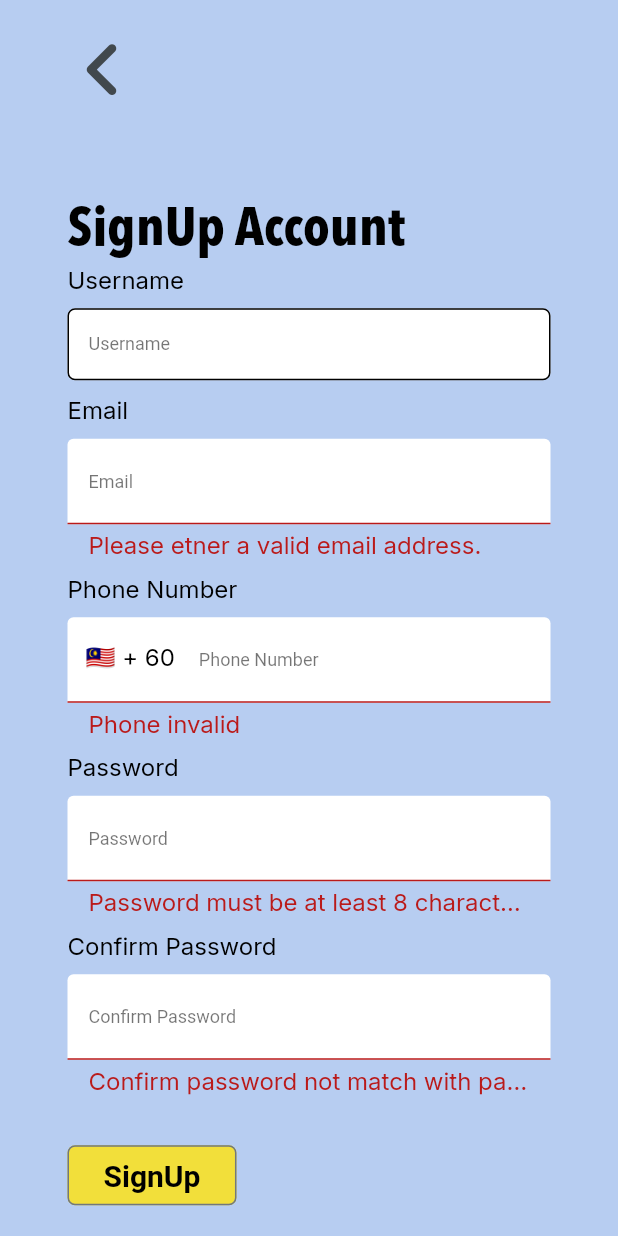
After one commit to jokerJun00/paymentReminderApp, a Flutter app: the SignUpScreen screen opened by its route, after a tap on "SignUp", on a phone screen of 412 x 824 dp. The commit adds this screen. Run offline on Flutter 3.47's test engine with Material 2 defaults, Android fonts, the phone set to English and light mode, and no system bars; our stand-ins replace country_picker, firebase_auth, firebase_core, font_awesome_flutter, google_fonts; accounts and stored records are empty.

Commit message:
setup firebase connection, created login and signup page

```diff
--- /dev/null
+++ b/lib/Screens/SignUpScreen.dart
@@ -0,0 +1,247 @@
+import 'package:country_picker/country_picker.dart';
+import 'package:flutter/material.dart';
+import 'package:font_awesome_flutter/font_awesome_flutter.dart';
+import 'package:firebase_auth/firebase_auth.dart';
+
+final _firebase = FirebaseAuth.instance;
+
+class SignUpScreen extends StatefulWidget {
+  const SignUpScreen({super.key});
+
+  @override
+  State<SignUpScreen> createState() => _SignUpScreenState();
+}
+
+class _SignUpScreenState extends State<SignUpScreen> {
+  final _signupForm = GlobalKey<FormState>();
+
+  var _username = '';
+  var _email = '';
+  var _phoneNumber = '';
+  var _password = '';
+  var _confirmPassword = '';
+
+  Country _country = Country(
+      phoneCode: "60",
+      countryCode: "MY",
+      e164Sc: 0,
+      geographic: true,
+      level: 1,
+      name: "Malaysia",
+      example: "Malaysia",
+      displayName: "Malaysia",
+      displayNameNoCountryCode: "Malaysia",
+      e164Key: "");
+
+  final TextEditingController _phoneController = TextEditingController();
+  final TextEditingController _passwordController = TextEditingController();
+  final TextEditingController _confirmPasswordController =
+      TextEditingController();
+
+  void _signup() {
+    // validate user input
+    final isValid = _signupForm.currentState!.validate();
+
+    if (isValid) {
+      _signupForm.currentState!.save();
+      // print(_email);
+      // print(_password);
+    }
+  }
+
+  void _selectCountry() {
+    showCountryPicker(
+      context: context,
+      countryListTheme: const CountryListThemeData(bottomSheetHeight: 550),
+      onSelect: (value) {
+        setState(
+          () {
+            _country = value;
+          },
+        );
+      },
+    );
+  }
+
+  @override
+  Widget build(BuildContext context) {
+    return Scaffold(
+      body: Center(
+        child: SingleChildScrollView(
+          child: Padding(
+            padding: const EdgeInsets.only(
+              left: 45,
+              right: 45,
+            ),
+            child: Column(
+              mainAxisAlignment: MainAxisAlignment.center,
+              crossAxisAlignment: CrossAxisAlignment.start,
+              children: [
+                IconButton(
+                  icon: const FaIcon(FontAwesomeIcons.angleLeft, size: 45),
+                  onPressed: () => Navigator.pop(context),
+                ),
+                const SizedBox(height: 50),
+                Text(
+                  'SignUp Account',
+                  style: Theme.of(context).textTheme.titleLarge,
+                ),
+                Form(
+                  key: _signupForm,
+                  child: Column(
+                    mainAxisSize: MainAxisSize.min,
+                    crossAxisAlignment: CrossAxisAlignment.start,
+                    children: [
+                      Text(
+                        'Username',
+                        style: Theme.of(context).textTheme.bodySmall,
+                      ),
+                      const SizedBox(height: 10),
+                      TextFormField(
+                        decoration:
+                            const InputDecoration(labelText: 'Username'),
+                        keyboardType: TextInputType.name,
+                        autocorrect: false,
+                        textCapitalization: TextCapitalization.none,
+                        onSaved: (value) {
+                          _username = value!;
+                        },
+                      ),
+                      const SizedBox(height: 10),
+                      Text(
+                        'Email',
+                        style: Theme.of(context).textTheme.bodySmall,
+                      ),
+                      const SizedBox(height: 10),
+                      TextFormField(
+                        decoration: const InputDecoration(labelText: 'Email'),
+                        keyboardType: TextInputType.emailAddress,
+                        autocorrect: false,
+                        textCapitalization: TextCapitalization.none,
+                        validator: (value) {
+                          if (value == null ||
+                              value.trim().isEmpty ||
+                              !value.contains('@')) {
+                            return 'Please etner a valid email address.';
+                          }
+                          return null;
+                        },
+                        onSaved: (value) {
+                          _email = value!;
+                        },
+                      ),
+                      const SizedBox(height: 10),
+                      Text(
+                        'Phone Number',
+                        style: Theme.of(context).textTheme.bodySmall,
+                      ),
+                      const SizedBox(height: 10),
+                      TextFormField(
+                        decoration: InputDecoration(
+                          labelText: 'Phone Number',
+                          prefixIcon: Container(
+                            padding: const EdgeInsets.all(12),
+                            child: InkWell(
+                              onTap: _selectCountry,
+                              child: Text(
+                                "${_country.flagEmoji} + ${_country.phoneCode}",
+                                style: Theme.of(context).textTheme.bodySmall,
+                              ),
+                            ),
+                          ),
+                          suffixIcon: _phoneController.text.length > 9
+                              ? Container(
+                                  margin: const EdgeInsets.all(10),
+                                  decoration: const BoxDecoration(
+                                      shape: BoxShape.circle,
+                                      color: Colors.lightGreen),
+                                  child: const Icon(
+                                    Icons.done,
+                                    color: Colors.white,
+                                    size: 20,
+                                  ),
+                                )
+                              : null,
+                        ),
+                        keyboardType: TextInputType.phone,
+                        autocorrect: false,
+                        onChanged: (value) {
+                          setState(() {
+                            _phoneController.text = value;
+                          });
+                        },
+                        validator: (value) {
+                          if (value == null ||
+                              value.trim().isEmpty ||
+                              value.trim().length < 9) {
+                            return 'Phone invalid';
+                          }
+                          return null;
+                        },
+                        onSaved: (value) {
+                          _phoneNumber = value!;
+                        },
+                      ),
+                      const SizedBox(height: 10),
+                      Text(
+                        'Password',
+                        style: Theme.of(context).textTheme.bodySmall,
+                      ),
+                      const SizedBox(height: 10),
+                      TextFormField(
+                        controller: _passwordController,
+                        decoration:
+                            const InputDecoration(labelText: 'Password'),
+                        obscureText: true,
+                        validator: (value) {
+                          if (value == null ||
+                              value.trim().isEmpty ||
+                              value.trim().length < 8) {
+                            return 'Password must be at least 8 characters long.';
+                          }
+                          return null;
+                        },
+                        onSaved: (value) {
+                          _password = value!;
+                        },
+                      ),
+                      const SizedBox(height: 10),
+                      Text(
+                        'Confirm Password',
+                        style: Theme.of(context).textTheme.bodySmall,
+                      ),
+                      const SizedBox(height: 10),
+                      TextFormField(
+                        controller: _confirmPasswordController,
+                        decoration: const InputDecoration(
+                            labelText: 'Confirm Password'),
+                        obscureText: true,
+                        validator: (value) {
+                          if (value == null ||
+                              value.trim().isEmpty ||
+                              _passwordController.text !=
+                                  _confirmPasswordController.text) {
+                            return 'Confirm password not match with password';
+                          }
+                          return null;
+                        },
+                        onSaved: (value) {
+                          _confirmPassword = value!;
+                        },
+                      ),
+                      const SizedBox(height: 30),
+                      OutlinedButton(
+                        onPressed: _signup,
+                        child: const Text('SignUp'),
+                      ),
+                    ],
+                  ),
+                ),
+              ],
+            ),
+          ),
+        ),
+      ),
+    );
+  }
+}
```
Also changed, not shown: lib/Screens/LogInScreen.dart (added, +141 -0 lines), lib/main.dart (+52 -6 lines), pubspec.yaml (+7 -0 lines), lib/firebase_options.dart (added), pubspec.lock, 11 other files.
